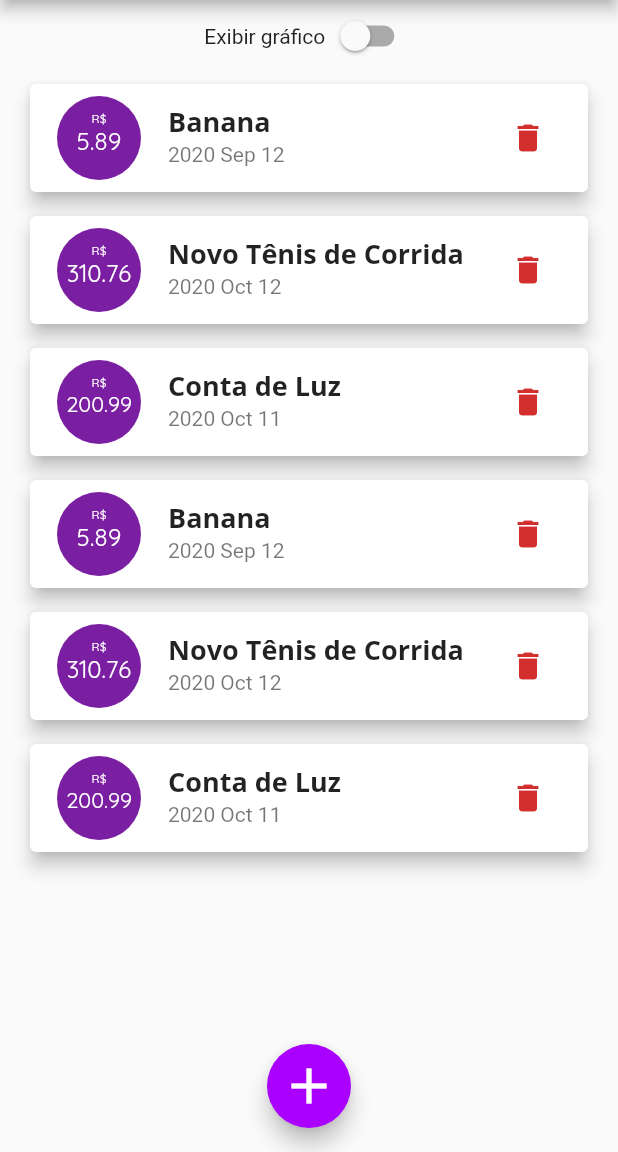
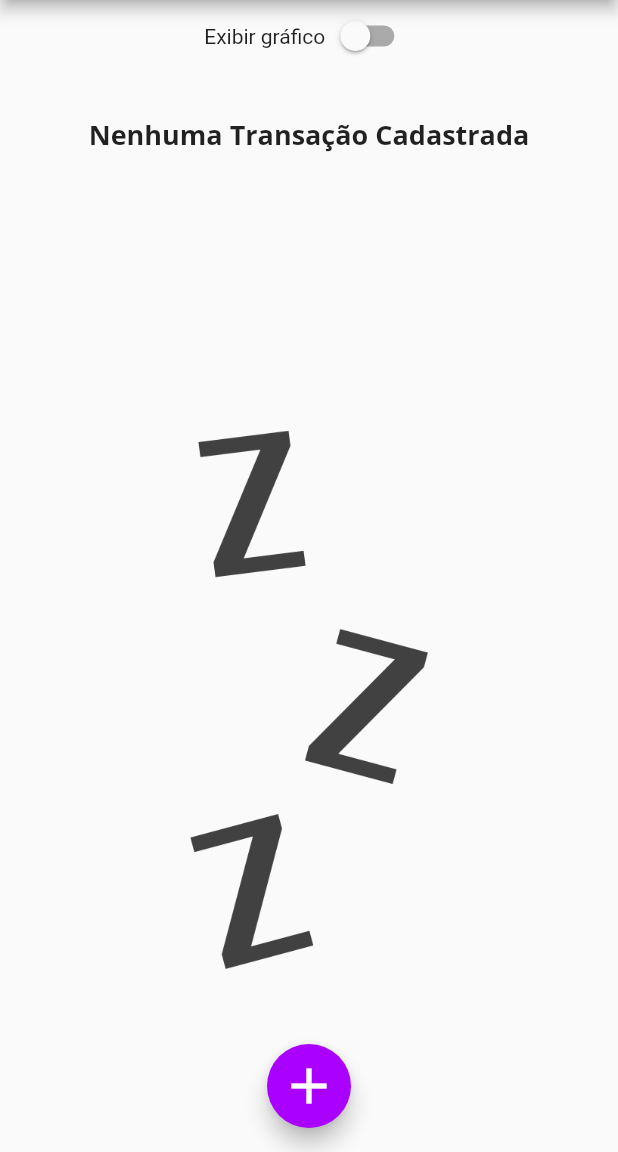
Before and after one commit to Shynjy/app_expenses, a Flutter app: the screen it shows after launch, on a phone screen of 412 x 824 dp, the part 84-1236 px from its top. Run offline on Flutter 3.47's test engine with Material 2 defaults, Android fonts, the phone set to English and light mode, and no system bars.

Commit message:
update component empty

```diff
--- a/lib/components/transaction_list.dart
+++ b/lib/components/transaction_list.dart
@@ -11,23 +11,28 @@ class TransactionList extends StatelessWidget {
   @override
   Widget build(BuildContext context) {
     return transactions.isEmpty
-        ? Column(
+        ? LayoutBuilder(builder: (ctx, constraints) {
+            return Column(
               children: <Widget>[
-              SizedBox(height: 20),
-              Text(
+                SizedBox(height: constraints.maxHeight * 0.05),
+                Container(
+                  height: constraints.maxHeight * 0.3,
+                  child: Text(
                     'Nenhuma Transação Cadastrada',
                     style: Theme.of(context).textTheme.headline6,
                   ),
-              SizedBox(height: 20),
+                ),
+                SizedBox(height: constraints.maxHeight * 0.05),
                 Container(
-                height: 200,
+                  height: constraints.maxHeight * 0.6,
                   child: Image.asset(
                     'assets/images/waiting.png',
                     fit: BoxFit.cover,
                   ),
                 ),
               ],
-          )
+            );
+          })
         : ListView.builder(
             itemCount: transactions.length,
             itemBuilder: (ctx, index) {
--- a/lib/main.dart
+++ b/lib/main.dart
@@ -54,42 +54,42 @@ class MyHomePage extends StatefulWidget {
 
 class _MyHomePageState extends State<MyHomePage> {
   final List<Transaction> _transactions = [
-    Transaction(
-      id: 't0',
-      title: 'Banana',
-      value: 5.89,
-      date: DateTime.now().subtract(Duration(days: 33)),
-    ),
-    Transaction(
-      id: 't1',
-      title: 'Novo Tênis de Corrida',
-      value: 310.76,
-      date: DateTime.now().subtract(Duration(days: 3)),
-    ),
-    Transaction(
-      id: 't2',
-      title: 'Conta de Luz',
-      value: 200.99,
-      date: DateTime.now().subtract(Duration(days: 4)),
-    ),
-    Transaction(
-      id: 't0',
-      title: 'Banana',
-      value: 5.89,
-      date: DateTime.now().subtract(Duration(days: 33)),
-    ),
-    Transaction(
-      id: 't3',
-      title: 'Novo Tênis de Corrida',
-      value: 310.76,
-      date: DateTime.now().subtract(Duration(days: 3)),
-    ),
-    Transaction(
-      id: 't4',
-      title: 'Conta de Luz',
-      value: 200.99,
-      date: DateTime.now().subtract(Duration(days: 4)),
-    ),
+    // Transaction(
+    //   id: 't0',
+    //   title: 'Banana',
+    //   value: 5.89,
+    //   date: DateTime.now().subtract(Duration(days: 33)),
+    // ),
+    // Transaction(
+    //   id: 't1',
+    //   title: 'Novo Tênis de Corrida',
+    //   value: 310.76,
+    //   date: DateTime.now().subtract(Duration(days: 3)),
+    // ),
+    // Transaction(
+    //   id: 't2',
+    //   title: 'Conta de Luz',
+    //   value: 200.99,
+    //   date: DateTime.now().subtract(Duration(days: 4)),
+    // ),
+    // Transaction(
+    //   id: 't0',
+    //   title: 'Banana',
+    //   value: 5.89,
+    //   date: DateTime.now().subtract(Duration(days: 33)),
+    // ),
+    // Transaction(
+    //   id: 't3',
+    //   title: 'Novo Tênis de Corrida',
+    //   value: 310.76,
+    //   date: DateTime.now().subtract(Duration(days: 3)),
+    // ),
+    // Transaction(
+    //   id: 't4',
+    //   title: 'Conta de Luz',
+    //   value: 200.99,
+    //   date: DateTime.now().subtract(Duration(days: 4)),
+    // ),
   ];
   bool _showChart = false;
 
```
Lines whose indentation alone changed are shown as unchanged.
